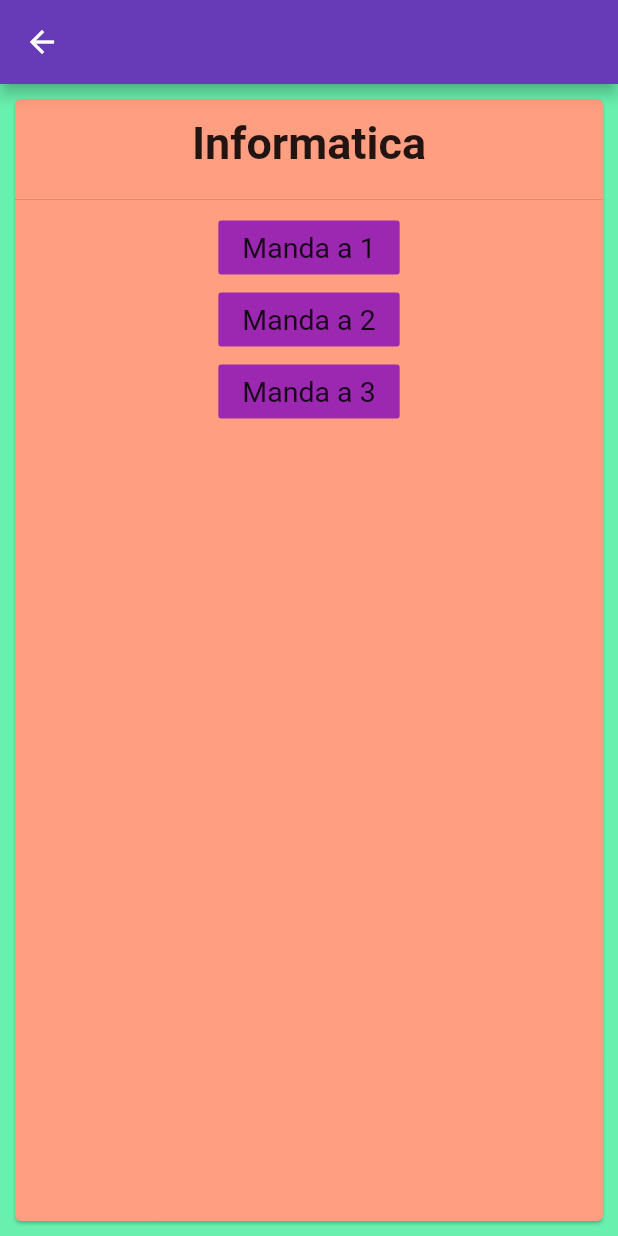
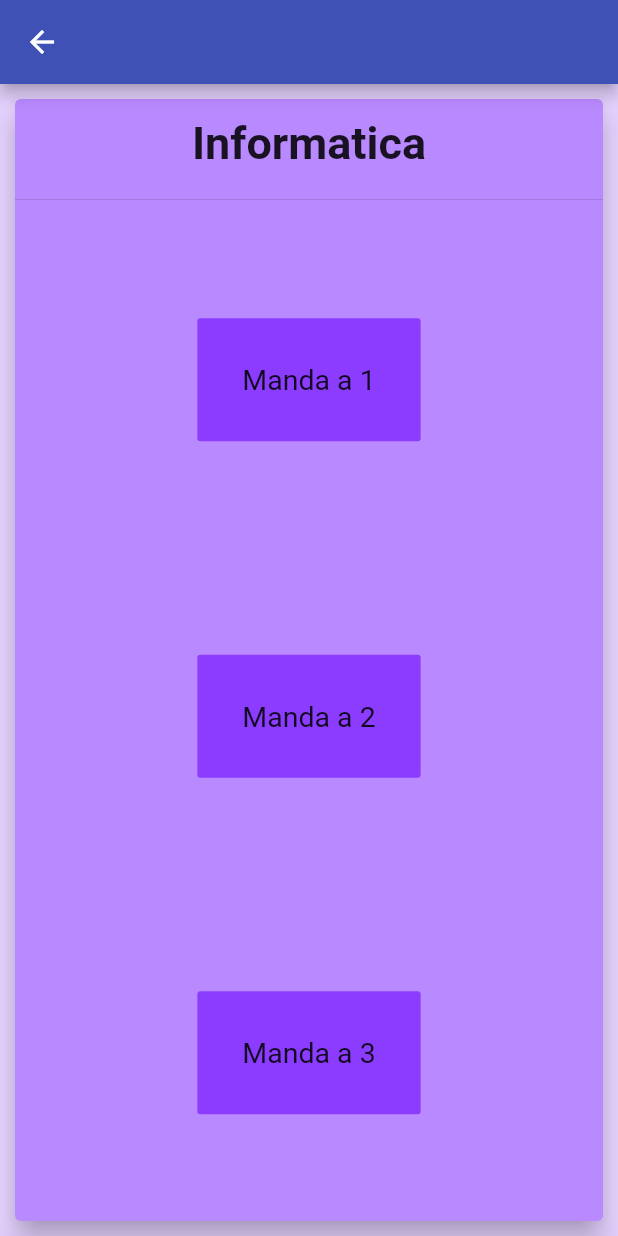
Before and after one commit to STB1019/Flutter-RemoteTree, a Flutter app: the screen it shows after launch, after a tap on the "update" icon, after a tap on "Informatica", on a phone screen of 412 x 824 dp. Run offline on Flutter 3.47's test engine with Material 2 defaults, Android fonts, the phone set to English and light mode, and no system bars; our stand-ins replace sqflite; accounts and stored records are empty; network calls fail; statements that could not run were skipped.

Commit message:
ImageSection aggiunta e sistemata grafica e colori

```diff
--- a/lib/View/SectionPage.dart
+++ b/lib/View/ButtonSectionPage.dart
@@ -20,12 +20,10 @@ class _ButtonSectionPageState extends State<ButtonSectionPage> {
           fontWeight: FontWeight.bold,
           fontSize: 30.0,
         )));
-    var children = List<Widget>();
-    children.add(title);
-    children.add(Divider());
+    var buttons = List<Widget>();
     section.buttonlinks.forEach((element) {
-      children.add(FlatButton(
-            color: Colors.purple,
+      buttons.add(FlatButton(padding: EdgeInsets.all(30.0),
+            color: Color(0xFF8C3CFF),
             onPressed: () {
               print("TODO Manda alla sezione nr ${element.link}");
             },
@@ -34,11 +32,21 @@ class _ButtonSectionPageState extends State<ButtonSectionPage> {
     });
     return Scaffold(
       appBar: AppBar(),
-      backgroundColor: Colors.greenAccent,
+      backgroundColor: Color(0xFFE5D1FE),
       body: Card(
-        color: Colors.deepOrangeAccent[100],
+        elevation: 8,
+        color: Color(0xFFB989FF),
         margin: EdgeInsets.all(10.0),
-        child: Center(child: Column(children: children)),
+        child: Column(
+          children: [
+            title,
+            Divider(),
+            Expanded(
+              child: Column(mainAxisAlignment: MainAxisAlignment.spaceAround,
+                  children: buttons),
+            ),
+          ],
+        )
       ),
     );
   }
--- a/lib/View/generator.dart
+++ b/lib/View/generator.dart
@@ -1,7 +1,9 @@
 import 'package:flutter/material.dart';
 import 'package:remote_tree/Model/Section.dart';
-import 'package:remote_tree/View/SectionPage.dart';
+import 'package:remote_tree/View/ButtonSectionPage.dart';
 import 'package:url_launcher/url_launcher.dart';
+
+import 'ImageSectionPage.dart';
 
 //Ancora da migliorare
 Widget genericButton(String id) {
@@ -25,13 +27,15 @@ Widget genericText(String str, {bool bold = false}) {
 }
 //TODO aggiornare per nuove tipologie di sezione
 Widget listTileFromSection(String title, Icon icon, Function onTap) {
-  return Card(
-      child: ListTile(
-        tileColor: Colors.deepOrangeAccent[100],
-        title: Center(child: genericText(title)),
-        leading: icon,
-        onTap: onTap,
-      ));
+  return Padding(
+    padding: const EdgeInsets.all(12.0),
+    child: ListTile(
+      tileColor: Color(0xFFBB86FC),
+      title: Center(child: genericText(title)),
+      leading: icon,
+      onTap: onTap,
+    ),
+  );
 }
 
 //Costruisce il body della HomePage fornita la lista di sezioni
@@ -67,7 +71,13 @@ List<Widget> buildHome(BuildContext cx, List<GenericSection> list) {
             SnackBar(content: Text("Apertura link nel browser predefinito")));
         if (await canLaunch(section.link)) await launch(section.link);
       }));
-    } else {
+    }
+    else if( section is ImageSection){
+      widgets.add(listTileFromSection(section.title, Icon(Icons.image), ()=> Navigator.push(cx, MaterialPageRoute(builder: (cx){
+        return ImageSectionPage(section);
+      }))));
+    }
+    else {
       return null;
     }
   });
--- a/lib/main.dart
+++ b/lib/main.dart
@@ -23,7 +23,7 @@ initDatabase() async{
   // fra le varie tipologie di sezione
   databaseHelper = DBMS.DatabaseHelper();
   //Inizializzazione DB
-  //Parsing json in init
+  //Parsing json in init -> ogni volta il db viene ri-inizializzato
   String contents = await rootBundle.loadString('assets/sezioniDiBase.json');
   var listSections = ListSection.fromJson(contents);
   //TODO
@@ -39,7 +39,7 @@ class MyApp extends StatelessWidget {
         title: 'Remote Tree',
         debugShowCheckedModeBanner: false,
         theme: ThemeData(
-          primarySwatch: Colors.deepPurple,
+          primarySwatch: Colors.indigo,
           visualDensity: VisualDensity.adaptivePlatformDensity,
         ),
         home: MyHomePage(title: 'Remote Tree'),
@@ -71,17 +71,37 @@ class _MyHomePageState extends State<MyHomePage> {
   @override
   Widget build(BuildContext context) {
     return Scaffold(
-      backgroundColor: Colors.greenAccent,
+      backgroundColor: Color(0xFFE5D1FE),
       //Ho provato ad usare una appBar personalizzata leggermente curva
       appBar: AppBar(
         centerTitle: true,
+        backgroundColor: Colors.indigo,
         title: Text(widget.title),
+        leading: IconButton(icon: Icon(Icons.info), onPressed:(){
+          showDialog(
+              context: context,
+              builder: (_) => new AlertDialog(
+                title: new Text("Remote Tree"),
+                content: Text("Questa applicazione si interfaccia "
+                    "con un file json per specificare "
+                    "una serie di sezioni adibite a scopi vari"),
+                actions: <Widget>[
+                  FlatButton(
+                    child: Text('Chiudi'),
+                    onPressed: () {
+                      Navigator.of(context).pop();
+                    },
+                  )
+                ],
+              ));
+        }),
         actions: [
           IconButton(icon: Icon(Icons.update), onPressed: (){
             setState(() {
               //Update del DB
               currentData = databaseHelper.getCurrentData();
             });
+
           })
         ],
       ),
@@ -96,15 +116,16 @@ class _MyHomePageState extends State<MyHomePage> {
       builder: (context, snapshot) {
         Widget widgetToShow;
         if (snapshot.hasError) {
-          widgetToShow = Text("Errore nell'inizializzazione del DB");
+          widgetToShow = Center(child: Text("Errore nell'inizializzazione del DB \n Si prega ti premere il bottone in alto a destra per aggiornare"));
           print(snapshot.error);
         } else if (snapshot.hasData &&
             snapshot.connectionState == ConnectionState.done) {
-          widgetToShow = ListView(children:
-              commons_widgets.buildHome(context, snapshot.data.getAllSections())
+          widgetToShow = Card(elevation: 5,child: ListView(shrinkWrap: true,children:
+              commons_widgets.buildHome(context, snapshot.data.getAllSections()))
          );
         } else { // Dati non ancora pronti
-          widgetToShow = Column(
+          widgetToShow = Center(
+            child: Column(
               mainAxisAlignment:MainAxisAlignment.center ,
                 children: [
               SizedBox(
@@ -116,11 +137,10 @@ class _MyHomePageState extends State<MyHomePage> {
                 padding: EdgeInsets.only(top: 16),
                 child: Text('Attesa risultati...', style: TextStyle(fontSize: 18.0,),),
               ),
-          ]);
+            ]),
+          );
         }
-        return Center(
-          child: widgetToShow,
-        );
+        return widgetToShow;
       },
     );
   }
--- a/pubspec.yaml
+++ b/pubspec.yaml
@@ -31,6 +31,7 @@ dependencies:
   sqflite: ^1.3.0
   path_provider: any
   url_launcher: any
+  cached_network_image: ^2.4.1
 
 dev_dependencies:
   flutter_test:
```
Also changed, not shown: assets/sezioniDiBase.json (+20 -8 lines), lib/Model/Section.dart (+35 -1 lines), lib/View/ImageSectionPage.dart (added, +70 -0 lines), pubspec.lock. Lines whose indentation alone changed are shown as unchanged.
